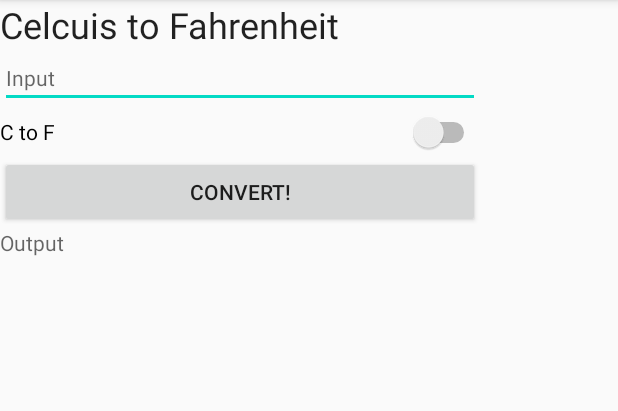
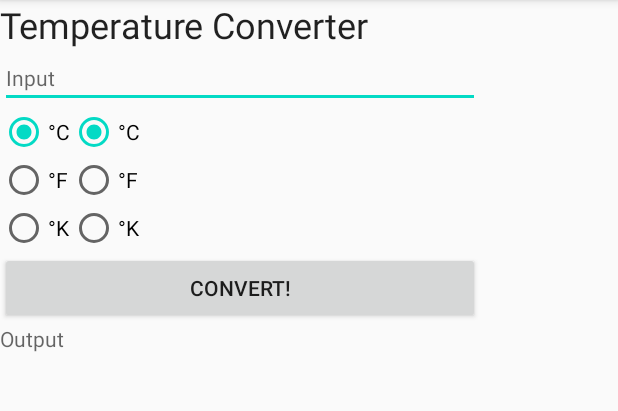
Before and after one commit to BubbaJuice/Conversions, an Android app: the screen it shows after launch (MainActivity), on a phone screen of 412 x 824 dp, the part 84-495 px from its top. Run offline under Robolectric (Android 15) with nearby library versions, the phone set to English and light mode, and no system bars.

Commit message:
1. Updated Temperature to be abstract with definitions for the varous temp types 2. Created a factory to create the specified temperature 3. Implemented Kelvin Conversions 4. Updated UI to change `switch` to radio buttons

```diff
--- a/app/src/main/res/layout/activity_main.xml
+++ b/app/src/main/res/layout/activity_main.xml
@@ -20,7 +20,7 @@
                 android:layout_width="226dp"
                 android:layout_height="32dp"
                 android:layout_centerInParent="true"
-                android:text="Celcuis to Fahrenheit Converter"
+                android:text="Temperature Converter"
                 android:textAppearance="@style/TextAppearance.AppCompat.Large"
                 android:textSize="24sp" />
         </TableRow>
@@ -42,13 +42,60 @@
             android:layout_width="match_parent"
             android:layout_height="match_parent">
 
-            <Switch
-                android:id="@+id/cToFSwitch"
-                android:layout_width="85dp"
-                android:layout_height="32dp"
-                android:layout_centerHorizontal="true"
-                android:layout_centerVertical="true"
-                android:text="C to F" />
+            <LinearLayout
+                android:layout_width="match_parent"
+                android:layout_height="match_parent"
+                android:orientation="horizontal">
+
+                <RadioGroup
+                    android:id="@+id/inputType"
+                    android:layout_width="wrap_content"
+                    android:layout_height="wrap_content">
+
+                    <RadioButton
+                        android:id="@+id/inputCelcius"
+                        android:layout_width="match_parent"
+                        android:layout_height="wrap_content"
+                        android:text="°C" />
+
+                    <RadioButton
+                        android:id="@+id/inputFahrenheit"
+                        android:layout_width="match_parent"
+                        android:layout_height="wrap_content"
+                        android:text="°F" />
+
+                    <RadioButton
+                        android:id="@+id/inputKevlin"
+                        android:layout_width="match_parent"
+                        android:layout_height="wrap_content"
+                        android:text="°K" />
+                </RadioGroup>
+
+                <RadioGroup
+                    android:id="@+id/outputType"
+                    android:layout_width="match_parent"
+                    android:layout_height="match_parent">
+
+                    <RadioButton
+                        android:id="@+id/outputCelcius"
+                        android:layout_width="match_parent"
+                        android:layout_height="wrap_content"
+                        android:text="°C" />
+
+                    <RadioButton
+                        android:id="@+id/outputFahrenheit"
+                        android:layout_width="match_parent"
+                        android:layout_height="wrap_content"
+                        android:text="°F" />
+
+                    <RadioButton
+                        android:id="@+id/outputKelvin"
+                        android:layout_width="match_parent"
+                        android:layout_height="wrap_content"
+                        android:text="°K" />
+                </RadioGroup>
+            </LinearLayout>
+
         </TableRow>
 
         <TableRow
```
Also changed, not shown: app/src/main/java/sanchez/julian/conversions/MainActivity.java (+30 -5 lines), app/src/main/java/sanchez/julian/conversions/temperature/Celcius.java (added, +23 -0 lines), app/src/main/java/sanchez/julian/conversions/temperature/Fahrenheit.java (added, +23 -0 lines), app/src/main/java/sanchez/julian/conversions/temperature/Kelvin.java (added, +23 -0 lines), app/src/main/java/sanchez/julian/conversions/temperature/Temperature.java (+7 -5 lines), app/src/main/java/sanchez/julian/conversions/temperature/TemperatureConversions.java (added, +26 -0 lines), app/src/main/java/sanchez/julian/conversions/temperature/TemperatureFactory.java (added, +15 -0 lines), app/src/main/java/sanchez/julian/conversions/temperature/TemperatureUnit.java (added, +7 -0 lines).
